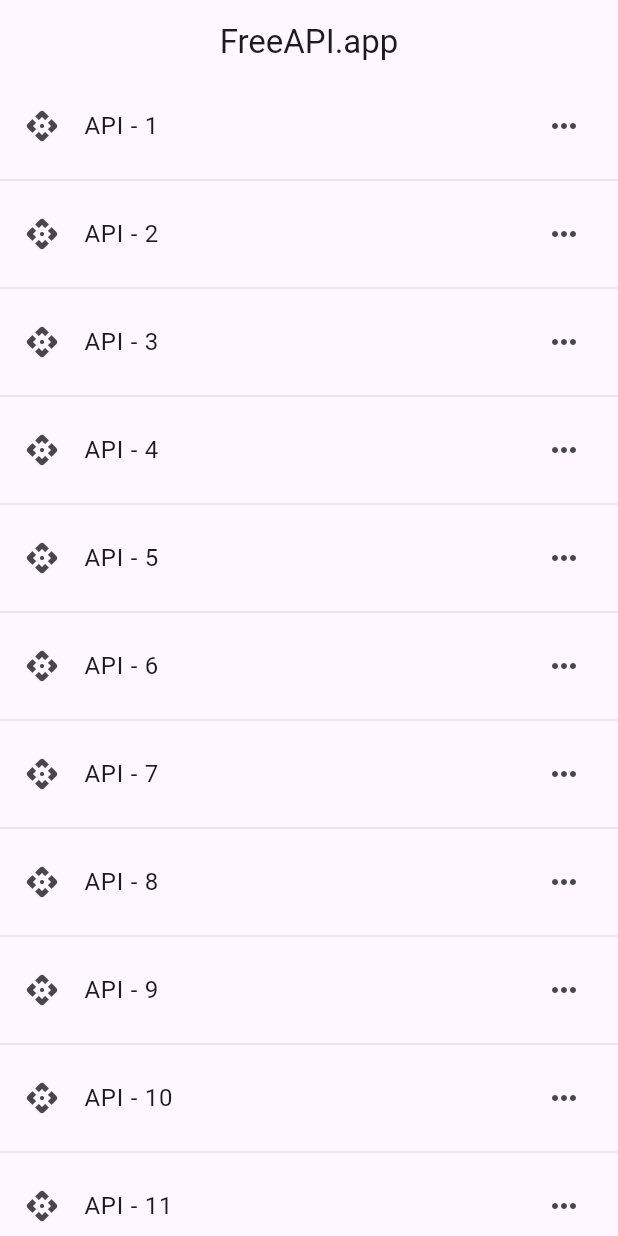
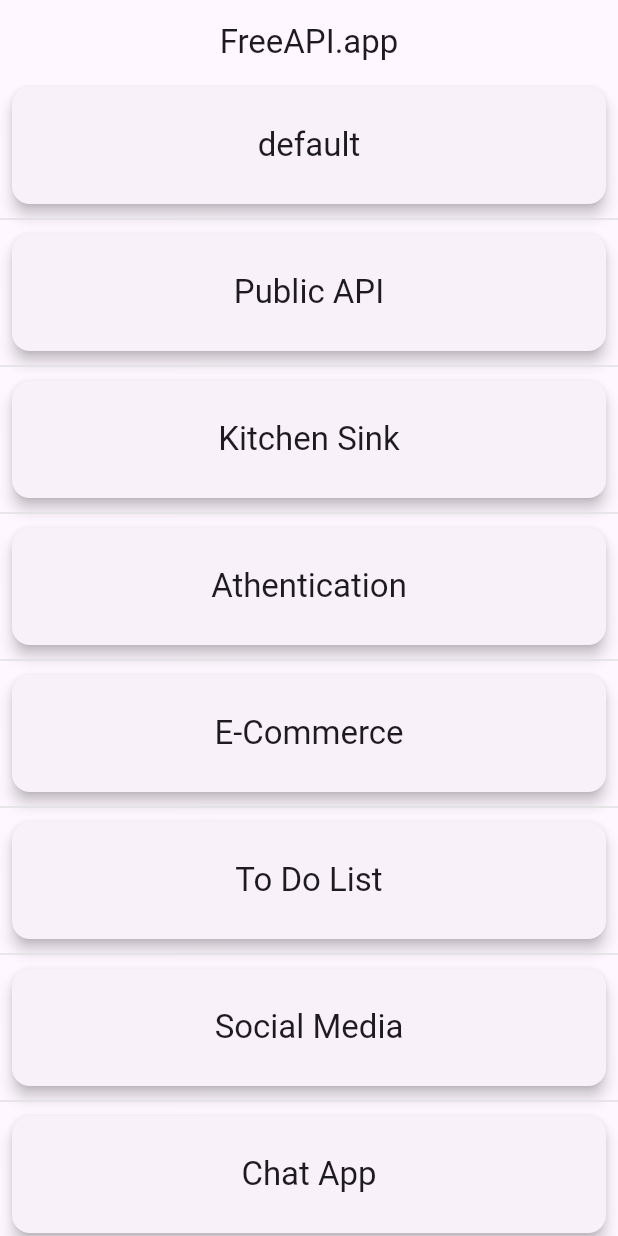
Before and after one commit to Ujjawalmaurya/Mega-API, a Flutter app: the screen it shows after launch, on a phone screen of 412 x 824 dp. Run offline on Flutter 3.47's test engine with Material 3 defaults, Android fonts, the phone set to English and light mode, and no system bars.

Commit message:
added http and api endpoints

```diff
--- /dev/null
+++ b/lib/API/API_Path.dart
@@ -0,0 +1,45 @@
+class API_URI {
+  static String header = 'https://api.freeapi.app/';
+  static String mid = 'api/v1/';
+  static String complete = header + mid;
+
+//
+}
+
+class DefaultAPIs {
+  // To check if apis are working
+  static const String getHealth = 'healthcheck';
+}
+
+class PublicAPIs {
+  //
+  static String getUsers = 'public/randomusers?'; // i.e., public/randomusers?page=1&limit=10
+}
+
+// class KitchenSinkAPIs {
+//   static const String = '';
+// }
+
+// class AuthAPIs {
+//   static const String = '';
+// }
+
+// class ECommAPIs {
+//   static const String = '';
+// }
+
+// class ToDoAPIs {
+//   static const String = '';
+// }
+
+// class SocialMediaAPIs {
+//   static const String = '';
+// }
+
+// class ChatAPIs {
+//   static const String = '';
+// }
+
+// class DatabseSeedingAPIs {
+//   static const String = '';
+// }
--- /dev/null
+++ b/lib/Screens/homescreen.dart
@@ -0,0 +1,58 @@
+import 'package:apis/Screens/Sections/health.dart';
+import 'package:flutter/material.dart';
+
+class HomePage extends StatefulWidget {
+  const HomePage({super.key, required this.title});
+
+  final String title;
+
+  @override
+  State<HomePage> createState() => _HomePageState();
+}
+
+class _HomePageState extends State<HomePage> {
+  List<String> sections = [
+    "default",
+    "Public API",
+    "Kitchen Sink",
+    "Athentication",
+    "E-Commerce",
+    "To Do List",
+    "Social Media",
+    "Chat App",
+    "Databse Seeding",
+    "Danger Zone",
+  ];
+
+  @override
+  Widget build(BuildContext context) {
+    return Scaffold(
+      appBar: AppBar(title: Text(widget.title)),
+      body: ListView.separated(
+        physics: const BouncingScrollPhysics(),
+        itemCount: sections.length,
+        separatorBuilder: (context, index) => Divider(color: Colors.grey[300]),
+        itemBuilder: (context, index) => GestureDetector(
+          onTap: () => Navigator.push(context, MaterialPageRoute(builder: (context) => const CheckHealth())),
+          child: Card(
+            elevation: 4,
+            margin: const EdgeInsets.symmetric(vertical: 2, horizontal: 8),
+            child: Padding(
+              padding: const EdgeInsets.symmetric(vertical: 25, horizontal: 28),
+              child: Text(
+                sections[index],
+                style: Theme.of(context).textTheme.titleLarge,
+                textAlign: TextAlign.center,
+              ),
+            ),
+          ),
+        ),
+        // ListTile(
+        //   leading: Icon(Icons.api_rounded),
+        //   title: Text("API - ${sections[index]}"),
+        //   trailing: Icon(Icons.more_horiz),
+        // ),
+      ),
+    );
+  }
+}
--- a/lib/main.dart
+++ b/lib/main.dart
@@ -1,3 +1,4 @@
+import 'package:apis/Screens/homescreen.dart';
 import 'package:flutter/material.dart';
 
 void main() {
@@ -11,23 +12,9 @@ class MyApp extends StatelessWidget {
   @override
   Widget build(BuildContext context) {
     return MaterialApp(
-      title: 'Flutter Demo',
+      title: 'Flutter FreeAPI.app',
       theme: ThemeData(
-        // This is the theme of your application.
-        //
-        // TRY THIS: Try running your application with "flutter run". You'll see
-        // the application has a purple toolbar. Then, without quitting the app,
-        // try changing the seedColor in the colorScheme below to Colors.green
-        // and then invoke "hot reload" (save your changes or press the "hot
-        // reload" button in a Flutter-supported IDE, or press "r" if you used
-        // the command line to start the app).
-        //
-        // Notice that the counter didn't reset back to zero; the application
-        // state is not lost during the reload. To reset the state, use hot
-        // restart instead.
-        //
-        // This works for code too, not just values: Most code changes can be
-        // tested with just a hot reload.
+        appBarTheme: const AppBarTheme(centerTitle: true),
         colorScheme: ColorScheme.fromSeed(seedColor: Colors.deepPurple),
         useMaterial3: true,
       ),
@@ -35,33 +22,3 @@ class MyApp extends StatelessWidget {
     );
   }
 }
-
-class HomePage extends StatefulWidget {
-  const HomePage({super.key, required this.title});
-
-final String title;
-
-  @override
-  State<HomePage> createState() => _HomePageState();
-}
-
-class _HomePageState extends State<HomePage> {
-  @override
-  Widget build(BuildContext context) {
-    return Scaffold(
-      appBar: AppBar(title: Text(widget.title),
-      centerTitle: true,
-      ),
-      body: ListView.separated(
-        physics: const BouncingScrollPhysics(),
-        itemCount: 12,
-        separatorBuilder: (context, index) => Divider(color: Colors.grey[300]),
-        itemBuilder: (context, index) => ListTile(
-          leading: Icon(Icons.api_rounded),
-          title: Text("API - ${index+1}"),
-          trailing: Icon(Icons.more_horiz),
-        ),
-      ),
-    );
-  }
-}
```
Also changed, not shown: lib/API/API_Services.dart (added, +7 -0 lines), lib/Screens/Sections/health.dart (added, +62 -0 lines), pubspec.yaml (+4 -4 lines), pubspec.lock, 1 other file.
